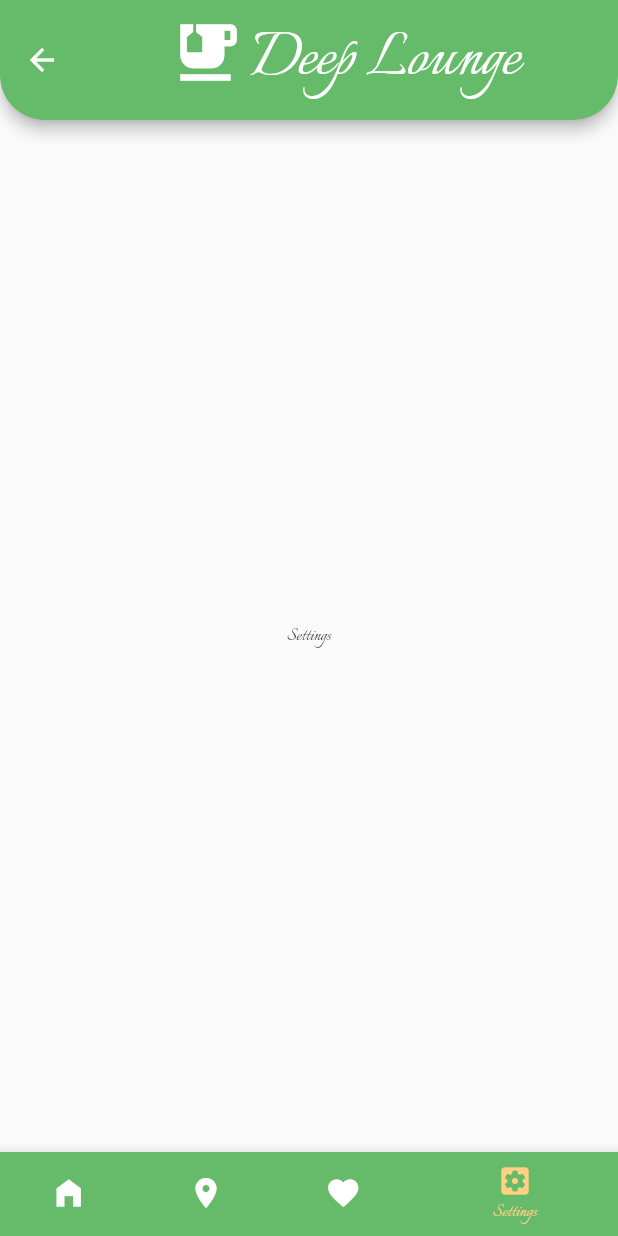
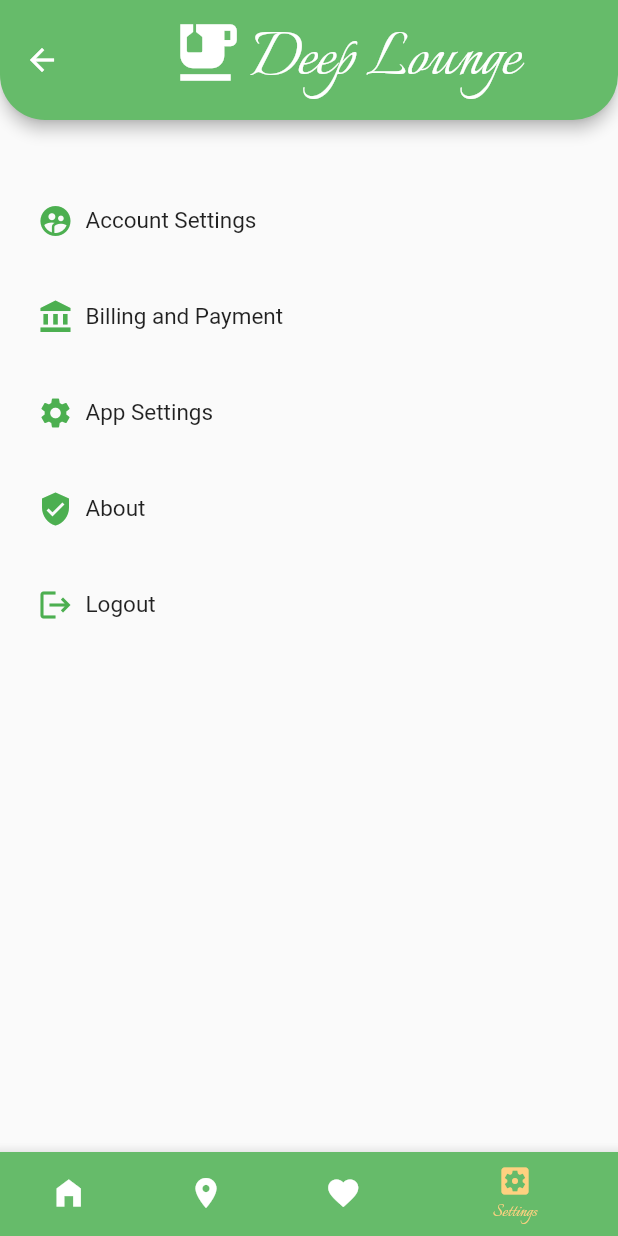
Before and after one commit to AmineFouzai/DeepLounge, a Flutter app: the Home screen opened directly, item 4 of the bottom bar chosen, on a phone screen of 412 x 824 dp. Run offline on Flutter 3.47's test engine with Material 2 defaults, Android fonts, the light colour scheme and no system bars; our stand-ins replace firebase_auth, firebase_core, splashscreen; accounts and stored records are empty; network calls fail.

Commit message:
Add files via upload

```diff
--- a/lib/screens/Home.dart
+++ b/lib/screens/Home.dart
@@ -1,3 +1,6 @@
+import 'package:DeepLounge/screens/Favourite.dart';
+import 'package:DeepLounge/screens/HomeContent.dart';
+import 'package:DeepLounge/screens/Settings.dart';
 import 'package:flutter/material.dart';
 
 class Home extends StatefulWidget {
@@ -14,22 +17,16 @@ class _HomeState extends State<Home> {
   @override
   void initState() {
     _selectedScreen = [
-      Text(
-        "Home",
-        style: TextStyle(fontFamily: "Italianno"),
+      HomeContent(
+        title: "this is some title",
+        description: "this is some description",
       ),
       Text(
         "Map",
-        style: TextStyle(fontFamily: "Italianno"),
+        style: TextStyle(fontFamily: "Italianno", fontSize: 100),
       ),
-      Text(
-        "Favorite",
-        style: TextStyle(fontFamily: "Italianno"),
-      ),
-      Text(
-        "Settings",
-        style: TextStyle(fontFamily: "Italianno"),
-      ),
+      Favourite(),
+      Settings()
     ];
     super.initState();
   }
@@ -83,7 +80,7 @@ class _HomeState extends State<Home> {
                   backgroundColor: Colors.green[400]),
               BottomNavigationBarItem(
                   icon: Icon(Icons.favorite),
-                  label: "Favorite",
+                  label: "Favourite",
                   backgroundColor: Colors.green[400]),
               BottomNavigationBarItem(
                   icon: Icon(Icons.settings_applications),
--- /dev/null
+++ b/lib/screens/Map.dart
@@ -0,0 +1 @@
+import 'package:flutter/material.dart';
--- /dev/null
+++ b/lib/screens/Settings.dart
@@ -0,0 +1,117 @@
+import 'package:DeepLounge/auth/UserService.dart';
+import "package:flutter/material.dart";
+
+class Settings extends StatefulWidget {
+  Settings({Key key}) : super(key: key);
+
+  @override
+  _SettingsState createState() => _SettingsState();
+}
+
+class _SettingsState extends State<Settings> {
+  @override
+  Widget build(BuildContext context) {
+    return Container(
+      child: ListView(
+        children: <Widget>[
+          SizedBox(
+            height: 30,
+          ),
+          SettingsSection(
+            sectionTitle: "Account Settings",
+            sectionIcon: Icon(
+              Icons.supervised_user_circle,
+              color: Colors.green,
+            ),
+          ),
+          SettingsSection(
+            sectionTitle: "Billing and Payment",
+            sectionIcon: Icon(
+              Icons.account_balance,
+              color: Colors.green,
+            ),
+          ),
+          SettingsSection(
+            sectionTitle: "App Settings",
+            sectionIcon: Icon(
+              Icons.settings,
+              color: Colors.green,
+            ),
+          ),
+          SettingsSection(
+            sectionTitle: "About",
+            sectionIcon: Icon(
+              Icons.verified_user,
+              color: Colors.green,
+            ),
+          ),
+          SettingsSection(
+            sectionTitle: "Logout",
+            sectionIcon: Icon(
+              Icons.logout,
+              color: Colors.green,
+            ),
+          ),
+        ],
+      ),
+    );
+  }
+}
+
+class SettingsSection extends StatefulWidget {
+  final String sectionTitle;
+  final Icon sectionIcon;
+
+  SettingsSection({this.sectionTitle, this.sectionIcon});
+
+  @override
+  _SettingsSectionState createState() => _SettingsSectionState();
+}
+
+class _SettingsSectionState extends State<SettingsSection> {
+  @override
+  Widget build(BuildContext context) {
+    return Container(
+      child: GestureDetector(
+        onTap: () async {
+          switch (widget.sectionTitle) {
+            case 'Account Settings':
+              print("account settings");
+              break;
+            case 'Billing and Payment':
+              print("Billing and Payment");
+              break;
+            case 'App Settings':
+              print("App Settings");
+              break;
+            case 'About':
+              print("About");
+              break;
+            case 'Logout':
+              await AuthService().signOut(context);
+
+              break;
+          }
+        },
+        child: Container(
+          width: MediaQuery.of(context).size.width * 0.77,
+          margin: EdgeInsets.fromLTRB(20, 20, 20, 0),
+          padding: EdgeInsets.fromLTRB(5, 0, 5, 10),
+          child: Row(
+            mainAxisAlignment: MainAxisAlignment.start,
+            children: <Widget>[
+              widget.sectionIcon,
+              Padding(
+                padding: const EdgeInsets.all(8.0),
+                child: Text(
+                  widget.sectionTitle,
+                  style: TextStyle(fontSize: 15, color: Colors.black87),
+                ),
+              ),
+            ],
+          ),
+        ),
+      ),
+    );
+  }
+}
```
Also changed, not shown: lib/auth/User.dart (+17 -20 lines), lib/auth/UserService.dart (+25 -20 lines), lib/main.dart (+4 -3 lines), lib/screens/Favourite.dart (added, +106 -0 lines), lib/screens/HomeContent.dart (added, +90 -0 lines).
